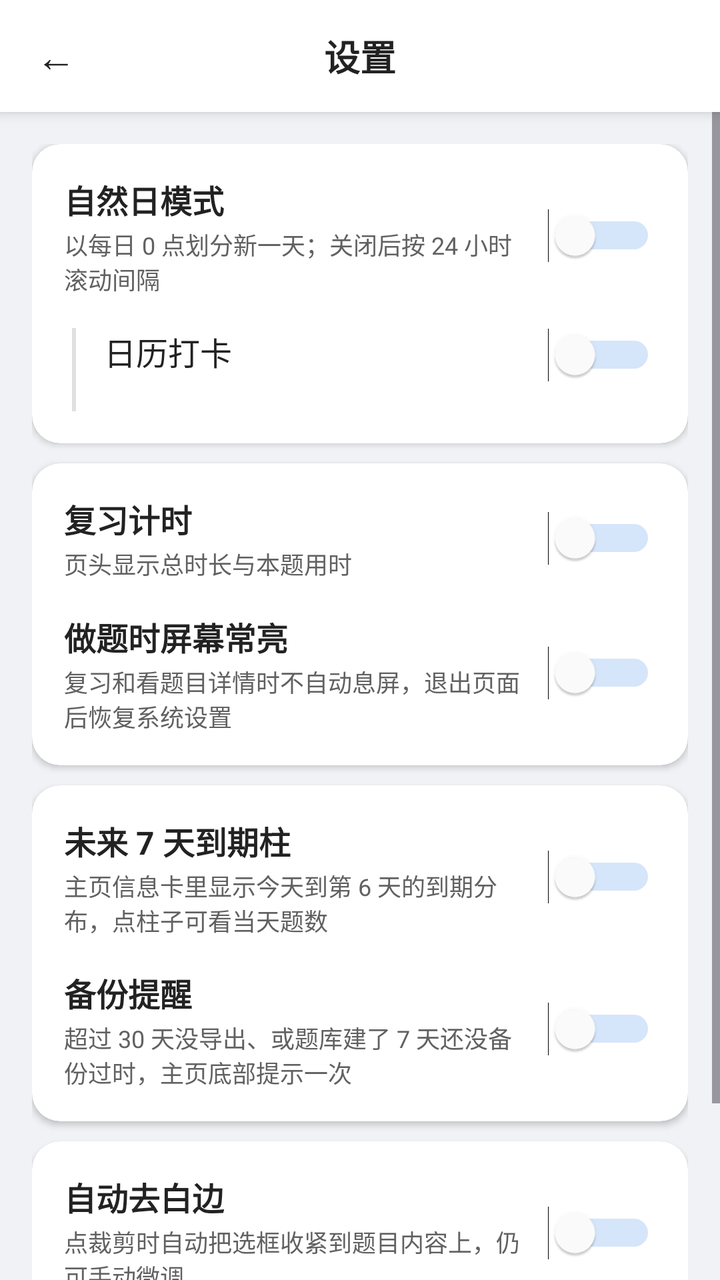
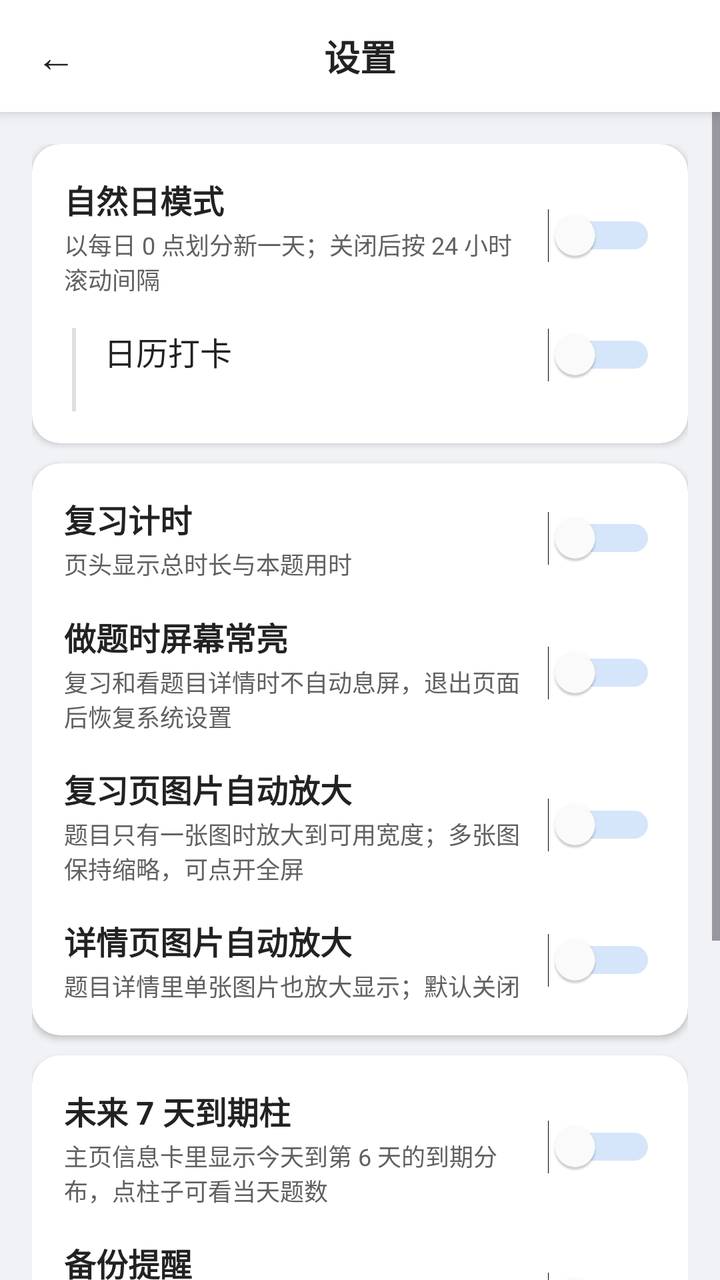

Screens rendered from an Android XML layout before and after an edit, with the pre-edit source and the edit as a unified diff.
<!-- AndroidManifest.xml: application theme Theme.Demo -->
<!-- res/layout/activity_settings.xml -->
<?xml version="1.0" encoding="utf-8"?>
<LinearLayout xmlns:android="http://schemas.android.com/apk/res/android"
    xmlns:app="http://schemas.android.com/apk/res-auto"
    android:layout_width="match_parent"
    android:layout_height="match_parent"
    android:orientation="vertical"
    android:background="@color/page_bg">

    <LinearLayout style="@style/TopBar">

        <TextView
            android:id="@+id/btn_back"
            style="@style/TopBarBack" />

        <TextView
            style="@style/TopBarTitle"
            android:text="设置" />

        <View
            android:layout_width="56dp"
            android:layout_height="1dp" />
    </LinearLayout>

    <ScrollView
        android:layout_width="match_parent"
        android:layout_height="0dp"
        android:layout_weight="1"
        android:background="@color/page_bg"
        android:fillViewport="true">

        <LinearLayout
            android:layout_width="match_parent"
            android:layout_height="wrap_content"
            android:orientation="vertical"
            android:padding="@dimen/home_padding"
            android:gravity="top|center_horizontal">

            
        <androidx.cardview.widget.CardView
            android:layout_width="match_parent"
            android:layout_height="wrap_content"
            app:cardBackgroundColor="@color/home_card"
            app:cardCornerRadius="@dimen/home_card_corner"
            android:layout_marginBottom="@dimen/home_card_margin">

            <LinearLayout
                android:layout_width="match_parent"
                android:layout_height="wrap_content"
                android:orientation="vertical"
                android:padding="@dimen/home_info_padding">

                
                <LinearLayout
                    android:layout_width="match_parent"
                    android:layout_height="wrap_content"
                    android:orientation="horizontal"
                    android:gravity="center_vertical">

                    <LinearLayout
                        android:layout_width="0dp"
                        android:layout_height="wrap_content"
                        android:layout_weight="1"
                        android:orientation="vertical">

                        <TextView
                            android:layout_width="wrap_content"
                            android:layout_height="wrap_content"
                            android:text="自然日模式"
                            android:textSize="@dimen/text_size_emphasis"
                            android:textStyle="bold"
                            android:textColor="@color/text_primary" />

                        <TextView
                            android:layout_width="wrap_content"
                            android:layout_height="wrap_content"
                            android:text="以每日 0 点划分新一天；关闭后按 24 小时滚动间隔"
                            android:textSize="@dimen/text_size_caption"
                            android:textColor="@color/text_secondary"
                            android:layout_marginTop="2dp" />
                    </LinearLayout>

                    <Switch
                        android:id="@+id/switch_natural_day"
                        android:layout_width="wrap_content"
                        android:layout_height="wrap_content"
                        android:layout_marginStart="12dp"
                        android:thumbTint="@color/switch_thumb"
                        android:trackTint="@color/switch_track" />
                </LinearLayout>

                
                <LinearLayout
                    android:layout_width="match_parent"
                    android:layout_height="wrap_content"
                    android:orientation="horizontal"
                    android:layout_marginTop="16dp">

                    <View
                        android:id="@+id/view_checkin_guide"
                        android:layout_width="2dp"
                        android:layout_height="match_parent"
                        android:background="@color/divider"
                        android:layout_marginStart="4dp"
                        android:layout_marginEnd="14dp" />

                    <LinearLayout
                        android:layout_width="0dp"
                        android:layout_height="wrap_content"
                        android:layout_weight="1"
                        android:orientation="vertical">

                        <TextView
                            android:id="@+id/tv_checkin_title"
                            android:layout_width="wrap_content"
                            android:layout_height="wrap_content"
                            android:text="日历打卡"
                            android:textSize="@dimen/text_size_emphasis"
                            android:textColor="@color/text_primary" />

                        <TextView
                            android:id="@+id/tv_checkin_hint"
                            android:layout_width="match_parent"
                            android:layout_height="wrap_content"
                            android:textSize="@dimen/text_size_caption"
                            android:textColor="@color/text_secondary"
                            android:layout_marginTop="2dp" />
                    </LinearLayout>

                    <Switch
                        android:id="@+id/switch_checkin"
                        android:layout_width="wrap_content"
                        android:layout_height="wrap_content"
                        android:layout_marginStart="12dp"
                        android:thumbTint="@color/switch_thumb"
                        android:trackTint="@color/switch_track" />
                </LinearLayout>
            </LinearLayout>
        </androidx.cardview.widget.CardView>

        
        <androidx.cardview.widget.CardView
            android:layout_width="match_parent"
            android:layout_height="wrap_content"
            app:cardBackgroundColor="@color/home_card"
            app:cardCornerRadius="@dimen/home_card_corner"
            android:layout_marginBottom="@dimen/home_card_margin">

            <LinearLayout
                android:layout_width="match_parent"
                android:layout_height="wrap_content"
                android:orientation="vertical"
                android:padding="@dimen/home_info_padding">

                <LinearLayout
                    android:layout_width="match_parent"
                    android:layout_height="wrap_content"
                    android:orientation="horizontal"
                    android:gravity="center_vertical">

                    <LinearLayout
                        android:layout_width="0dp"
                        android:layout_height="wrap_content"
                        android:layout_weight="1"
                        android:orientation="vertical">

                        <TextView
                            android:layout_width="wrap_content"
                            android:layout_height="wrap_content"
                            android:text="复习计时"
                            android:textSize="@dimen/text_size_emphasis"
                            android:textStyle="bold"
                            android:textColor="@color/text_primary" />

                        <TextView
                            android:layout_width="wrap_content"
                            android:layout_height="wrap_content"
                            android:text="页头显示总时长与本题用时"
                            android:textSize="@dimen/text_size_caption"
                            android:textColor="@color/text_secondary"
                            android:layout_marginTop="2dp" />
                    </LinearLayout>

                    <Switch
                        android:id="@+id/switch_timer"
                        android:layout_width="wrap_content"
                        android:layout_height="wrap_content"
                        android:layout_marginStart="12dp"
                        android:thumbTint="@color/switch_thumb"
                        android:trackTint="@color/switch_track" />
                </LinearLayout>

                <LinearLayout
                    android:layout_width="match_parent"
                    android:layout_height="wrap_content"
                    android:orientation="horizontal"
                    android:gravity="center_vertical"
                    android:layout_marginTop="16dp">

                    <LinearLayout
                        android:layout_width="0dp"
                        android:layout_height="wrap_content"
                        android:layout_weight="1"
                        android:orientation="vertical">

                        <TextView
                            android:layout_width="wrap_content"
                            android:layout_height="wrap_content"
                            android:text="做题时屏幕常亮"
                            android:textSize="@dimen/text_size_emphasis"
                            android:textStyle="bold"
                            android:textColor="@color/text_primary" />

                        <TextView
                            android:layout_width="match_parent"
                            android:layout_height="wrap_content"
                            android:text="复习和看题目详情时不自动息屏，退出页面后恢复系统设置"
                            android:textSize="@dimen/text_size_caption"
                            android:textColor="@color/text_secondary"
                            android:layout_marginTop="2dp" />
                    </LinearLayout>

                    <Switch
                        android:id="@+id/switch_screen_on"
                        android:layout_width="wrap_content"
                        android:layout_height="wrap_content"
                        android:layout_marginStart="12dp"
                        android:thumbTint="@color/switch_thumb"
                        android:trackTint="@color/switch_track" />
                </LinearLayout>
            </LinearLayout>
        </androidx.cardview.widget.CardView>

        
        <androidx.cardview.widget.CardView
            android:layout_width="match_parent"
            android:layout_height="wrap_content"
            app:cardBackgroundColor="@color/home_card"
            app:cardCornerRadius="@dimen/home_card_corner"
            android:layout_marginBottom="@dimen/home_card_margin">

            <LinearLayout
                android:layout_width="match_parent"
                android:layout_height="wrap_content"
                android:orientation="vertical"
                android:padding="@dimen/home_info_padding">

                <LinearLayout
                    android:layout_width="match_parent"
                    android:layout_height="wrap_content"
                    android:orientation="horizontal"
                    android:gravity="center_vertical">

                    <LinearLayout
                        android:layout_width="0dp"
                        android:layout_height="wrap_content"
                        android:layout_weight="1"
                        android:orientation="vertical">

                        <TextView
                            android:layout_width="wrap_content"
                            android:layout_height="wrap_content"
                            android:text="未来 7 天到期柱"
                            android:textSize="@dimen/text_size_emphasis"
                            android:textStyle="bold"
                            android:textColor="@color/text_primary" />

                        <TextView
                            android:layout_width="match_parent"
                            android:layout_height="wrap_content"
                            android:text="主页信息卡里显示今天到第 6 天的到期分布，点柱子可看当天题数"
                            android:textSize="@dimen/text_size_caption"
                            android:textColor="@color/text_secondary"
                            android:layout_marginTop="2dp" />
                    </LinearLayout>

                    <Switch
                        android:id="@+id/switch_due_chart"
                        android:layout_width="wrap_content"
                        android:layout_height="wrap_content"
                        android:layout_marginStart="12dp"
                        android:thumbTint="@color/switch_thumb"
                        android:trackTint="@color/switch_track" />
                </LinearLayout>

                <LinearLayout
                    android:layout_width="match_parent"
                    android:layout_height="wrap_content"
                    android:orientation="horizontal"
                    android:gravity="center_vertical"
                    android:layout_marginTop="16dp">

                    <LinearLayout
                        android:layout_width="0dp"
                        android:layout_height="wrap_content"
                        android:layout_weight="1"
                        android:orientation="vertical">

                        <TextView
                            android:layout_width="wrap_content"
                            android:layout_height="wrap_content"
                            android:text="备份提醒"
                            android:textSize="@dimen/text_size_emphasis"
                            android:textStyle="bold"
                            android:textColor="@color/text_primary" />

                        <TextView
                            android:layout_width="match_parent"
                            android:layout_height="wrap_content"
                            android:text="超过 30 天没导出、或题库建了 7 天还没备份过时，主页底部提示一次"
                            android:textSize="@dimen/text_size_caption"
                            android:textColor="@color/text_secondary"
                            android:layout_marginTop="2dp" />
                    </LinearLayout>

                    <Switch
                        android:id="@+id/switch_backup_hint"
                        android:layout_width="wrap_content"
                        android:layout_height="wrap_content"
                        android:layout_marginStart="12dp"
                        android:thumbTint="@color/switch_thumb"
                        android:trackTint="@color/switch_track" />
                </LinearLayout>
            </LinearLayout>
        </androidx.cardview.widget.CardView>

        
        <androidx.cardview.widget.CardView
            android:layout_width="match_parent"
            android:layout_height="wrap_content"
            app:cardBackgroundColor="@color/home_card"
            app:cardCornerRadius="@dimen/home_card_corner"
            android:layout_marginBottom="@dimen/home_card_margin">

            <LinearLayout
                android:layout_width="match_parent"
                android:layout_height="wrap_content"
                android:orientation="horizontal"
                android:gravity="center_vertical"
                android:padding="@dimen/home_info_padding">

                <LinearLayout
                    android:layout_width="0dp"
                    android:layout_height="wrap_content"
                    android:layout_weight="1"
                    android:orientation="vertical">

                    <TextView
                        android:layout_width="wrap_content"
                        android:layout_height="wrap_content"
                        android:text="自动去白边"
                        android:textSize="@dimen/text_size_emphasis"
                        android:textStyle="bold"
                        android:textColor="@color/text_primary" />

                    <TextView
                        android:layout_width="wrap_content"
                        android:layout_height="wrap_content"
                        android:text="点裁剪时自动把选框收紧到题目内容上，仍可手动微调"
                        android:textSize="@dimen/text_size_caption"
                        android:textColor="@color/text_secondary"
                        android:layout_marginTop="2dp" />
                </LinearLayout>

                <Switch
                    android:id="@+id/switch_auto_trim"
                    android:layout_width="wrap_content"
                    android:layout_height="wrap_content"
                    android:layout_marginStart="12dp"
                    android:thumbTint="@color/switch_thumb"
                    android:trackTint="@color/switch_track" />
            </LinearLayout>
        </androidx.cardview.widget.CardView>

        
        <androidx.cardview.widget.CardView
            android:layout_width="match_parent"
            android:layout_height="wrap_content"
            app:cardBackgroundColor="@color/home_card"
            app:cardCornerRadius="@dimen/home_card_corner">

            <TextView
                android:id="@+id/tv_budget_row"
                android:layout_width="match_parent"
                android:layout_height="wrap_content"
                android:text="每日复习量：50 题/天"
                android:textSize="@dimen/text_size_emphasis"
                android:textColor="@color/text_primary"
                android:foreground="?attr/selectableItemBackground"
                android:clickable="true"
                android:focusable="true"
                android:padding="@dimen/home_info_padding" />
        </androidx.cardview.widget.CardView>

        </LinearLayout>
    </ScrollView>
</LinearLayout>
<!-- resources referenced by this layout -->
<resources>
  <color name="divider">#E0E0E0</color>
  <color name="home_card">#FFFFFF</color>
  <color name="page_bg">#F0F2F5</color>
  <color name="switch_thumb">#FFFFFF</color>
  <color name="switch_track">@color/action_primary</color>
  <color name="text_primary">#222222</color>
  <color name="text_secondary">#616161</color>
  <dimen name="home_card_corner">@dimen/corner_card</dimen>
  <dimen name="home_card_margin">10dp</dimen>
  <dimen name="home_info_padding">16dp</dimen>
  <dimen name="home_padding">16dp</dimen>
  <dimen name="text_size_caption">12sp</dimen>
  <dimen name="text_size_emphasis">16sp</dimen>
  <style name="TopBar">
          <item name="android:layout_width">match_parent</item>
          <item name="android:layout_height">56dp</item>
          <item name="android:orientation">horizontal</item>
          <item name="android:gravity">center_vertical</item>
          <item name="android:background">@color/home_card</item>
          <item name="android:elevation">4dp</item>
      </style>
  <style name="TopBarBack">
          <item name="android:layout_width">56dp</item>
          <item name="android:layout_height">match_parent</item>
          <item name="android:gravity">center</item>
          <item name="android:text">←</item>
          <item name="android:textSize">@dimen/text_size_display</item>
          <item name="android:textColor">@color/text_primary</item>
          <item name="android:background">?attr/selectableItemBackgroundBorderless</item>
      </style>
  <style name="TopBarTitle">
          <item name="android:layout_width">0dp</item>
          <item name="android:layout_height">wrap_content</item>
          <item name="android:layout_weight">1</item>
          <item name="android:gravity">center</item>
          <item name="android:textSize">@dimen/text_size_title</item>
          <item name="android:textStyle">bold</item>
          <item name="android:textColor">@color/text_primary</item>
      </style>
  <style name="Theme.Demo" parent="Base.Theme.Demo" />
  <color name="action_primary">#5D9CEC</color>
  <dimen name="corner_card">14dp</dimen>
  <dimen name="text_size_display">20sp</dimen>
  <dimen name="text_size_title">18sp</dimen>
  <style name="Base.Theme.Demo" parent="Theme.Material3.Light.NoActionBar">
          
          <item name="android:statusBarColor">@color/home_bg</item>
          <item name="android:windowLightStatusBar">true</item>
          <item name="android:navigationBarColor">@color/home_bg</item>
          <item name="android:windowLightNavigationBar" tools:targetApi="o_mr1">true</item>
          <item name="android:enforceNavigationBarContrast" tools:targetApi="q">false</item>
      </style>
  <color name="home_bg">@color/page_bg</color>
</resources>

<!-- the commit's change to res/layout/activity_settings.xml (unified diff, before → after) -->
@@ -221,6 +221,84 @@
 
                     <Switch
                         android:id="@+id/switch_screen_on"
+                        android:layout_width="wrap_content"
+                        android:layout_height="wrap_content"
+                        android:layout_marginStart="12dp"
+                        android:thumbTint="@color/switch_thumb"
+                        android:trackTint="@color/switch_track" />
+                </LinearLayout>
+
+                <LinearLayout
+                    android:layout_width="match_parent"
+                    android:layout_height="wrap_content"
+                    android:orientation="horizontal"
+                    android:gravity="center_vertical"
+                    android:layout_marginTop="16dp">
+
+                    <LinearLayout
+                        android:layout_width="0dp"
+                        android:layout_height="wrap_content"
+                        android:layout_weight="1"
+                        android:orientation="vertical">
+
+                        <TextView
+                            android:layout_width="wrap_content"
+                            android:layout_height="wrap_content"
+                            android:text="复习页图片自动放大"
+                            android:textSize="@dimen/text_size_emphasis"
+                            android:textStyle="bold"
+                            android:textColor="@color/text_primary" />
+
+                        <TextView
+                            android:layout_width="match_parent"
+                            android:layout_height="wrap_content"
+                            android:text="题目只有一张图时放大到可用宽度；多张图保持缩略，可点开全屏"
+                            android:textSize="@dimen/text_size_caption"
+                            android:textColor="@color/text_secondary"
+                            android:layout_marginTop="2dp" />
+                    </LinearLayout>
+
+                    <Switch
+                        android:id="@+id/switch_review_image"
+                        android:layout_width="wrap_content"
+                        android:layout_height="wrap_content"
+                        android:layout_marginStart="12dp"
+                        android:thumbTint="@color/switch_thumb"
+                        android:trackTint="@color/switch_track" />
+                </LinearLayout>
+
+                <LinearLayout
+                    android:layout_width="match_parent"
+                    android:layout_height="wrap_content"
+                    android:orientation="horizontal"
+                    android:gravity="center_vertical"
+                    android:layout_marginTop="16dp">
+
+                    <LinearLayout
+                        android:layout_width="0dp"
+                        android:layout_height="wrap_content"
+                        android:layout_weight="1"
+                        android:orientation="vertical">
+
+                        <TextView
+                            android:layout_width="wrap_content"
+                            android:layout_height="wrap_content"
+                            android:text="详情页图片自动放大"
+                            android:textSize="@dimen/text_size_emphasis"
+                            android:textStyle="bold"
+                            android:textColor="@color/text_primary" />
+
+                        <TextView
+                            android:layout_width="match_parent"
+                            android:layout_height="wrap_content"
+                            android:text="题目详情里单张图片也放大显示；默认关闭"
+                            android:textSize="@dimen/text_size_caption"
+                            android:textColor="@color/text_secondary"
+                            android:layout_marginTop="2dp" />
+                    </LinearLayout>
+
+                    <Switch
+                        android:id="@+id/switch_detail_image"
                         android:layout_width="wrap_content"
                         android:layout_height="wrap_content"
                         android:layout_marginStart="12dp"
